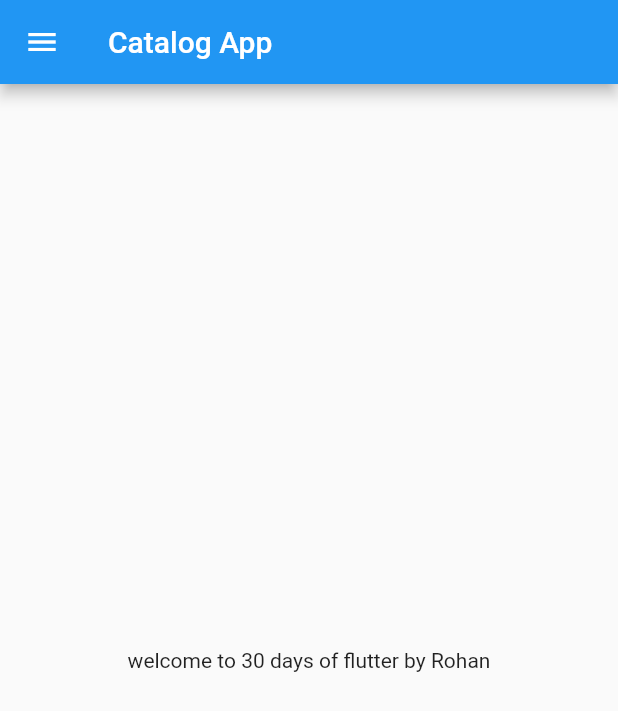
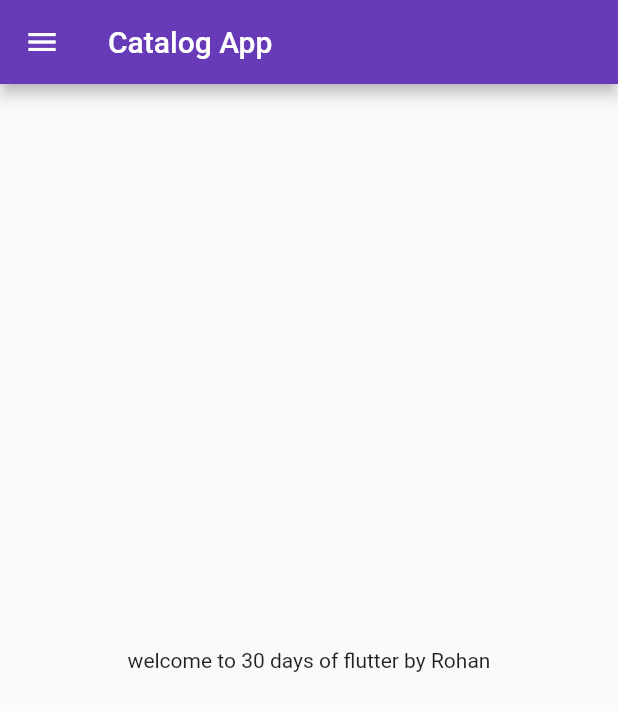
Before and after one commit to kojurohan42/catalog_app, a Flutter app: the screen it shows after launch, on a phone screen of 412 x 824 dp. Shown: the top 711 px of the screen. Run offline on Flutter 3.47's test engine with Material 2 defaults, Android fonts, the phone set to English and light mode, and no system bars.

Commit message:
day3 completed

```diff
--- a/lib/main.dart
+++ b/lib/main.dart
@@ -1,5 +1,6 @@
 import 'package:flutter/material.dart';
-import 'package:flutter_catalog/home_page.dart';
+import 'package:flutter_catalog/pages/home_page.dart';
+import 'package:flutter_catalog/pages/login_page.dart';
 
 void main() {
   runApp(MyApp());
@@ -11,7 +12,17 @@ class MyApp extends StatelessWidget {
   @override
   Widget build(BuildContext context) {
     return MaterialApp(
-      home: HomePage(),
+      themeMode: ThemeMode.light,
+      theme: ThemeData(primarySwatch: Colors.deepPurple),
+      darkTheme: ThemeData(
+        brightness: Brightness.dark,
+      ),
+      initialRoute: "/home",
+      routes: {
+        "/login": (context) => LoginPage(),
+        "/home": (context) => HomePage(),
+        "/login": (context) => LoginPage()
+      },
     );
   }
 }
```
Also changed, not shown: lib/pages/login_page.dart (added, +21 -0 lines), lib/pages/home_page.dart (renamed from lib/home_page.dart).
